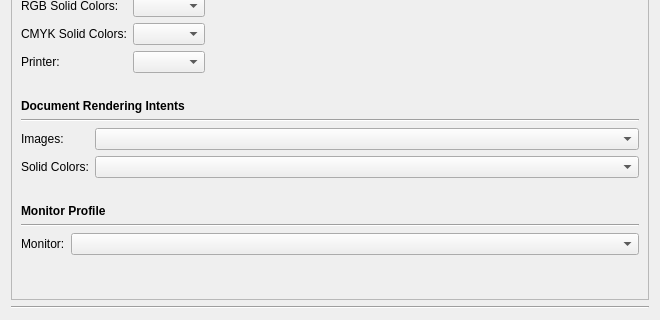
The window that scribus/ui/prefs_colormanagementbase.ui (scribusproject/scribus) describes before a commit, drawn with Qt 5; both pictures show x 0 to 660 and y 319 to 639 of the 660 by 639 pixel window.
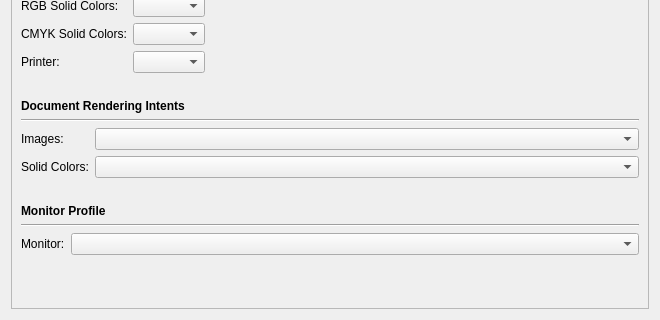
The same window after the commit.

Commit message: New Prefs Dialog: Colour Management Monitor Profile no longer shows when in doc setup

```diff
--- a/scribus/ui/prefs_colormanagementbase.ui
+++ b/scribus/ui/prefs_colormanagementbase.ui
@@ -39,9 +39,9 @@
       <property name="geometry">
        <rect>
         <x>0</x>
-        <y>0</y>
-        <width>638</width>
-        <height>578</height>
+        <y>-45</y>
+        <width>617</width>
+        <height>631</height>
        </rect>
       </property>
       <layout class="QVBoxLayout" name="verticalLayout_2">
@@ -355,13 +355,6 @@
      </widget>
     </widget>
    </item>
-   <item>
-    <widget class="Line" name="line">
-     <property name="orientation">
-      <enum>Qt::Horizontal</enum>
-     </property>
-    </widget>
-   </item>
   </layout>
  </widget>
  <resources/>
```
Left out of the diff: 4 changed lines with no effect on the pictures. The commit also changes 2 other files.
